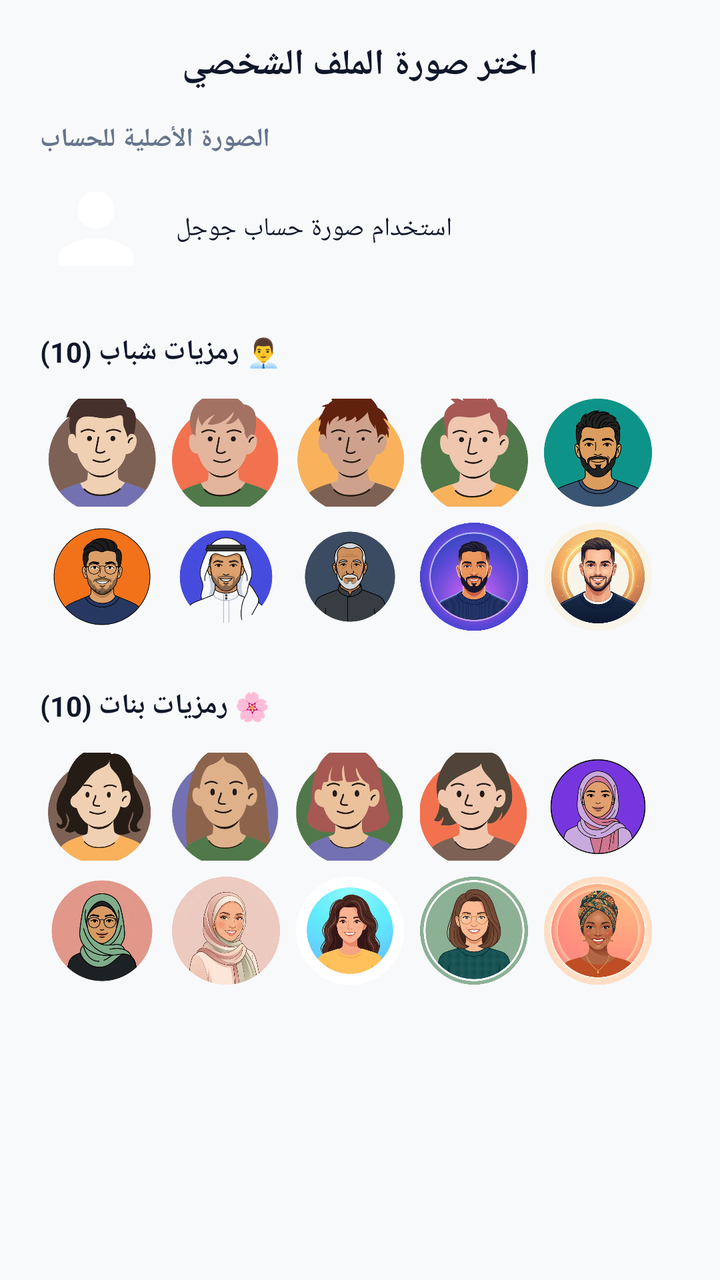
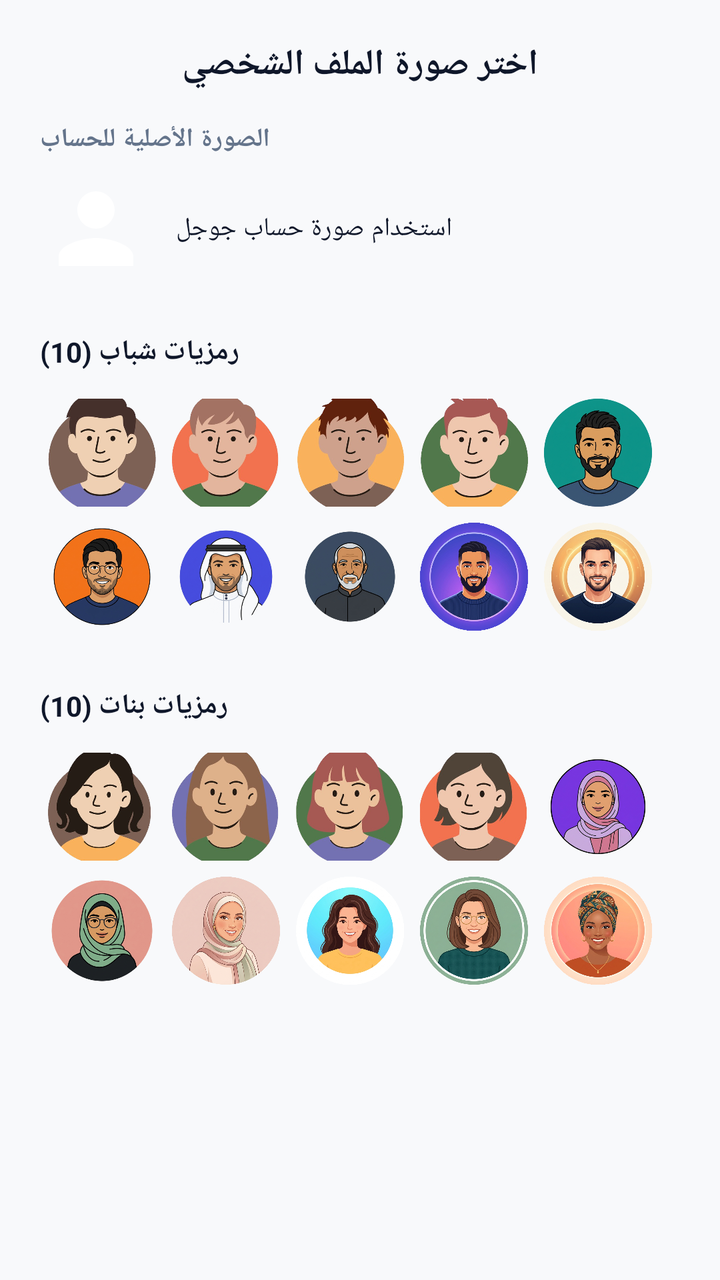

Before-and-after screenshots of an Android layout around one commit, followed by the original layout XML and the change that was made.
<!-- AndroidManifest.xml: application theme Theme.Material3.DayNight.NoActionBar -->
<!-- res/layout/dialog_select_avatar.xml -->
<?xml version="1.0" encoding="utf-8"?>
<LinearLayout xmlns:android="http://schemas.android.com/apk/res/android"
    android:layout_width="match_parent"
    android:layout_height="wrap_content"
    android:background="@color/bg_main"
    android:layoutDirection="locale"
    android:orientation="vertical"
    android:padding="20dp">

    
    <TextView
        android:layout_width="wrap_content"
        android:layout_height="wrap_content"
        android:layout_gravity="center_horizontal"
        android:layout_marginBottom="16dp"
        android:text="@string/select_avatar_title"
        android:textColor="@color/text_primary"
        android:textSize="18sp"
        android:textStyle="bold" />

    
    <ScrollView
        android:layout_width="match_parent"
        android:layout_height="wrap_content"
        android:scrollbars="vertical"
        android:fadeScrollbars="false">

        <LinearLayout
            android:layout_width="match_parent"
            android:layout_height="wrap_content"
            android:orientation="vertical">

            
            <TextView
                android:layout_width="wrap_content"
                android:layout_height="wrap_content"
                android:layout_marginBottom="8dp"
                android:text="الصورة الأصلية للحساب"
                android:textColor="@color/text_secondary"
                android:textSize="13sp"
                android:textStyle="bold" />

            <LinearLayout
                android:layout_width="match_parent"
                android:layout_height="wrap_content"
                android:layout_marginBottom="16dp"
                android:gravity="center_vertical"
                android:orientation="horizontal">

                <ImageView
                    android:id="@+id/ivGooglePhoto"
                    android:layout_width="56dp"
                    android:layout_height="56dp"
                    android:background="?attr/selectableItemBackgroundBorderless"
                    android:clickable="true"
                    android:focusable="true"
                    android:scaleType="centerCrop"
                    android:src="@drawable/ic_profile" />

                <TextView
                    android:layout_width="wrap_content"
                    android:layout_height="wrap_content"
                    android:layout_marginStart="12dp"
                    android:text="استخدام صورة حساب جوجل"
                    android:textColor="@color/text_primary"
                    android:textSize="13sp" />
            </LinearLayout>

            
            <TextView
                android:layout_width="wrap_content"
                android:layout_height="wrap_content"
                android:layout_marginTop="8dp"
                android:layout_marginBottom="10dp"
                android:text="👨‍💼 رمزيات شباب (10)"
                android:textColor="@color/text_primary"
                android:textSize="14sp"
                android:textStyle="bold" />

            <GridLayout
                android:layout_width="match_parent"
                android:layout_height="wrap_content"
                android:alignmentMode="alignMargins"
                android:columnCount="5"
                android:gravity="center"
                android:layout_marginBottom="16dp">

                <ImageView
                    android:id="@+id/ivAvatar5"
                    android:layout_width="54dp"
                    android:layout_height="54dp"
                    android:layout_margin="4dp"
                    android:background="?attr/selectableItemBackgroundBorderless"
                    android:clickable="true"
                    android:focusable="true"
                    android:scaleType="centerCrop"
                    android:src="@drawable/avatar_5" />

                <ImageView
                    android:id="@+id/ivAvatar6"
                    android:layout_width="54dp"
                    android:layout_height="54dp"
                    android:layout_margin="4dp"
                    android:background="?attr/selectableItemBackgroundBorderless"
                    android:clickable="true"
                    android:focusable="true"
                    android:scaleType="centerCrop"
                    android:src="@drawable/avatar_6" />

                <ImageView
                    android:id="@+id/ivAvatar7"
                    android:layout_width="54dp"
                    android:layout_height="54dp"
                    android:layout_margin="4dp"
                    android:background="?attr/selectableItemBackgroundBorderless"
                    android:clickable="true"
                    android:focusable="true"
                    android:scaleType="centerCrop"
                    android:src="@drawable/avatar_7" />

                <ImageView
                    android:id="@+id/ivAvatar8"
                    android:layout_width="54dp"
                    android:layout_height="54dp"
                    android:layout_margin="4dp"
                    android:background="?attr/selectableItemBackgroundBorderless"
                    android:clickable="true"
                    android:focusable="true"
                    android:scaleType="centerCrop"
                    android:src="@drawable/avatar_8" />

                <ImageView
                    android:id="@+id/ivAvatar9"
                    android:layout_width="54dp"
                    android:layout_height="54dp"
                    android:layout_margin="4dp"
                    android:background="?attr/selectableItemBackgroundBorderless"
                    android:clickable="true"
                    android:focusable="true"
                    android:scaleType="centerCrop"
                    android:src="@drawable/avatar_9" />

                <ImageView
                    android:id="@+id/ivAvatar11"
                    android:layout_width="54dp"
                    android:layout_height="54dp"
                    android:layout_margin="4dp"
                    android:background="?attr/selectableItemBackgroundBorderless"
                    android:clickable="true"
                    android:focusable="true"
                    android:scaleType="centerCrop"
                    android:src="@drawable/avatar_11" />

                <ImageView
                    android:id="@+id/ivAvatar12"
                    android:layout_width="54dp"
                    android:layout_height="54dp"
                    android:layout_margin="4dp"
                    android:background="?attr/selectableItemBackgroundBorderless"
                    android:clickable="true"
                    android:focusable="true"
                    android:scaleType="centerCrop"
                    android:src="@drawable/avatar_12" />

                <ImageView
                    android:id="@+id/ivAvatar14"
                    android:layout_width="54dp"
                    android:layout_height="54dp"
                    android:layout_margin="4dp"
                    android:background="?attr/selectableItemBackgroundBorderless"
                    android:clickable="true"
                    android:focusable="true"
                    android:scaleType="centerCrop"
                    android:src="@drawable/avatar_14" />

                <ImageView
                    android:id="@+id/ivAvatar19"
                    android:layout_width="54dp"
                    android:layout_height="54dp"
                    android:layout_margin="4dp"
                    android:background="?attr/selectableItemBackgroundBorderless"
                    android:clickable="true"
                    android:focusable="true"
                    android:scaleType="centerCrop"
                    android:src="@drawable/avatar_19" />

                <ImageView
                    android:id="@+id/ivAvatar20"
                    android:layout_width="54dp"
                    android:layout_height="54dp"
                    android:layout_margin="4dp"
                    android:background="?attr/selectableItemBackgroundBorderless"
                    android:clickable="true"
                    android:focusable="true"
                    android:scaleType="centerCrop"
                    android:src="@drawable/avatar_20" />
            </GridLayout>

            
            <TextView
                android:layout_width="wrap_content"
                android:layout_height="wrap_content"
                android:layout_marginTop="8dp"
                android:layout_marginBottom="10dp"
                android:text="🌸 رمزيات بنات (10)"
                android:textColor="@color/text_primary"
                android:textSize="14sp"
                android:textStyle="bold" />

            <GridLayout
                android:layout_width="match_parent"
                android:layout_height="wrap_content"
                android:alignmentMode="alignMargins"
                android:columnCount="5"
                android:gravity="center"
                android:layout_marginBottom="12dp">

                <ImageView
                    android:id="@+id/ivAvatar1"
                    android:layout_width="54dp"
                    android:layout_height="54dp"
                    android:layout_margin="4dp"
                    android:background="?attr/selectableItemBackgroundBorderless"
                    android:clickable="true"
                    android:focusable="true"
                    android:scaleType="centerCrop"
                    android:src="@drawable/avatar_1" />

                <ImageView
                    android:id="@+id/ivAvatar2"
                    android:layout_width="54dp"
                    android:layout_height="54dp"
                    android:layout_margin="4dp"
                    android:background="?attr/selectableItemBackgroundBorderless"
                    android:clickable="true"
                    android:focusable="true"
                    android:scaleType="centerCrop"
                    android:src="@drawable/avatar_2" />

                <ImageView
                    android:id="@+id/ivAvatar3"
                    android:layout_width="54dp"
                    android:layout_height="54dp"
                    android:layout_margin="4dp"
                    android:background="?attr/selectableItemBackgroundBorderless"
                    android:clickable="true"
                    android:focusable="true"
                    android:scaleType="centerCrop"
                    android:src="@drawable/avatar_3" />

                <ImageView
                    android:id="@+id/ivAvatar4"
                    android:layout_width="54dp"
                    android:layout_height="54dp"
                    android:layout_margin="4dp"
                    android:background="?attr/selectableItemBackgroundBorderless"
                    android:clickable="true"
                    android:focusable="true"
                    android:scaleType="centerCrop"
                    android:src="@drawable/avatar_4" />

                <ImageView
                    android:id="@+id/ivAvatar10"
                    android:layout_width="54dp"
                    android:layout_height="54dp"
                    android:layout_margin="4dp"
                    android:background="?attr/selectableItemBackgroundBorderless"
                    android:clickable="true"
                    android:focusable="true"
                    android:scaleType="centerCrop"
                    android:src="@drawable/avatar_10" />

                <ImageView
                    android:id="@+id/ivAvatar13"
                    android:layout_width="54dp"
                    android:layout_height="54dp"
                    android:layout_margin="4dp"
                    android:background="?attr/selectableItemBackgroundBorderless"
                    android:clickable="true"
                    android:focusable="true"
                    android:scaleType="centerCrop"
                    android:src="@drawable/avatar_13" />

                <ImageView
                    android:id="@+id/ivAvatar15"
                    android:layout_width="54dp"
                    android:layout_height="54dp"
                    android:layout_margin="4dp"
                    android:background="?attr/selectableItemBackgroundBorderless"
                    android:clickable="true"
                    android:focusable="true"
                    android:scaleType="centerCrop"
                    android:src="@drawable/avatar_15" />

                <ImageView
                    android:id="@+id/ivAvatar16"
                    android:layout_width="54dp"
                    android:layout_height="54dp"
                    android:layout_margin="4dp"
                    android:background="?attr/selectableItemBackgroundBorderless"
                    android:clickable="true"
                    android:focusable="true"
                    android:scaleType="centerCrop"
                    android:src="@drawable/avatar_16" />

                <ImageView
                    android:id="@+id/ivAvatar17"
                    android:layout_width="54dp"
                    android:layout_height="54dp"
                    android:layout_margin="4dp"
                    android:background="?attr/selectableItemBackgroundBorderless"
                    android:clickable="true"
                    android:focusable="true"
                    android:scaleType="centerCrop"
                    android:src="@drawable/avatar_17" />

                <ImageView
                    android:id="@+id/ivAvatar18"
                    android:layout_width="54dp"
                    android:layout_height="54dp"
                    android:layout_margin="4dp"
                    android:background="?attr/selectableItemBackgroundBorderless"
                    android:clickable="true"
                    android:focusable="true"
                    android:scaleType="centerCrop"
                    android:src="@drawable/avatar_18" />
            </GridLayout>

        </LinearLayout>
    </ScrollView>

</LinearLayout>
<!-- resources referenced by this layout -->
<resources>
  <color name="bg_main">#F8F9FB</color>
  <color name="text_primary">#0F172A</color>
  <color name="text_secondary">#64748B</color>
  <!-- drawable avatar_1: png bitmap (drawable, 100801 bytes) -->
  <!-- drawable avatar_10: png bitmap (drawable, 151558 bytes) -->
  <!-- drawable avatar_11: png bitmap (drawable, 134210 bytes) -->
  <!-- drawable avatar_12: png bitmap (drawable, 125513 bytes) -->
  <!-- drawable avatar_13: png bitmap (drawable, 135354 bytes) -->
  <!-- drawable avatar_14: png bitmap (drawable, 110678 bytes) -->
  <!-- drawable avatar_15: png bitmap (drawable, 290011 bytes) -->
  <!-- drawable avatar_16: png bitmap (drawable, 226661 bytes) -->
  <!-- drawable avatar_17: png bitmap (drawable, 327430 bytes) -->
  <!-- drawable avatar_18: png bitmap (drawable, 327121 bytes) -->
  <!-- drawable avatar_19: png bitmap (drawable, 347630 bytes) -->
  <!-- drawable avatar_2: png bitmap (drawable, 90321 bytes) -->
  <!-- drawable avatar_20: png bitmap (drawable, 326725 bytes) -->
  <!-- drawable avatar_3: png bitmap (drawable, 96339 bytes) -->
  <!-- drawable avatar_4: png bitmap (drawable, 102244 bytes) -->
  <!-- drawable avatar_5: png bitmap (drawable, 86263 bytes) -->
  <!-- drawable avatar_6: png bitmap (drawable, 90290 bytes) -->
  <!-- drawable avatar_7: png bitmap (drawable, 93464 bytes) -->
  <!-- drawable avatar_8: png bitmap (drawable, 94118 bytes) -->
  <!-- drawable avatar_9: png bitmap (drawable, 149155 bytes) -->
  <!-- drawable ic_profile (drawable) -->
  <vector xmlns:android="http://schemas.android.com/apk/res/android"
      android:width="24dp"
      android:height="24dp"
      android:viewportWidth="24"
      android:viewportHeight="24">
    <path
        android:fillColor="#FFFFFFFF"
        android:pathData="M12,12c2.21,0 4,-1.79 4,-4s-1.79,-4 -4,-4 -4,1.79 -4,4 1.79,4 4,4zM12,14c-2.67,0 -8,1.34 -8,4v2h16v-2c0,-2.66 -5.33,-4 -8,-4z"/>
  </vector>
  <string name="select_avatar_title">اختر صورة الملف الشخصي</string>
</resources>

<!-- the commit's change to res/layout/dialog_select_avatar.xml (unified diff, before → after) -->
@@ -72,7 +72,7 @@
                 android:layout_height="wrap_content"
                 android:layout_marginTop="8dp"
                 android:layout_marginBottom="10dp"
-                android:text="👨‍💼 رمزيات شباب (10)"
+                android:text="رمزيات شباب (10)"
                 android:textColor="@color/text_primary"
                 android:textSize="14sp"
                 android:textStyle="bold" />
@@ -202,7 +202,7 @@
                 android:layout_height="wrap_content"
                 android:layout_marginTop="8dp"
                 android:layout_marginBottom="10dp"
-                android:text="🌸 رمزيات بنات (10)"
+                android:text="رمزيات بنات (10)"
                 android:textColor="@color/text_primary"
                 android:textSize="14sp"
                 android:textStyle="bold" />
